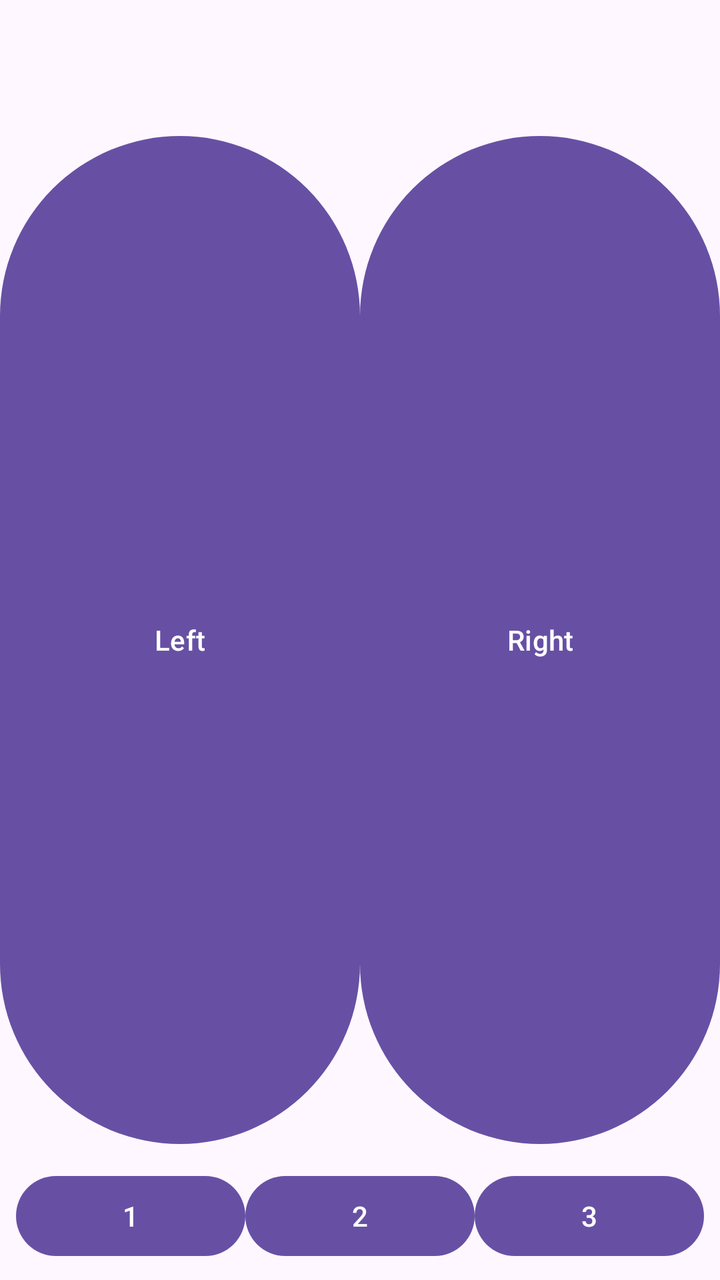
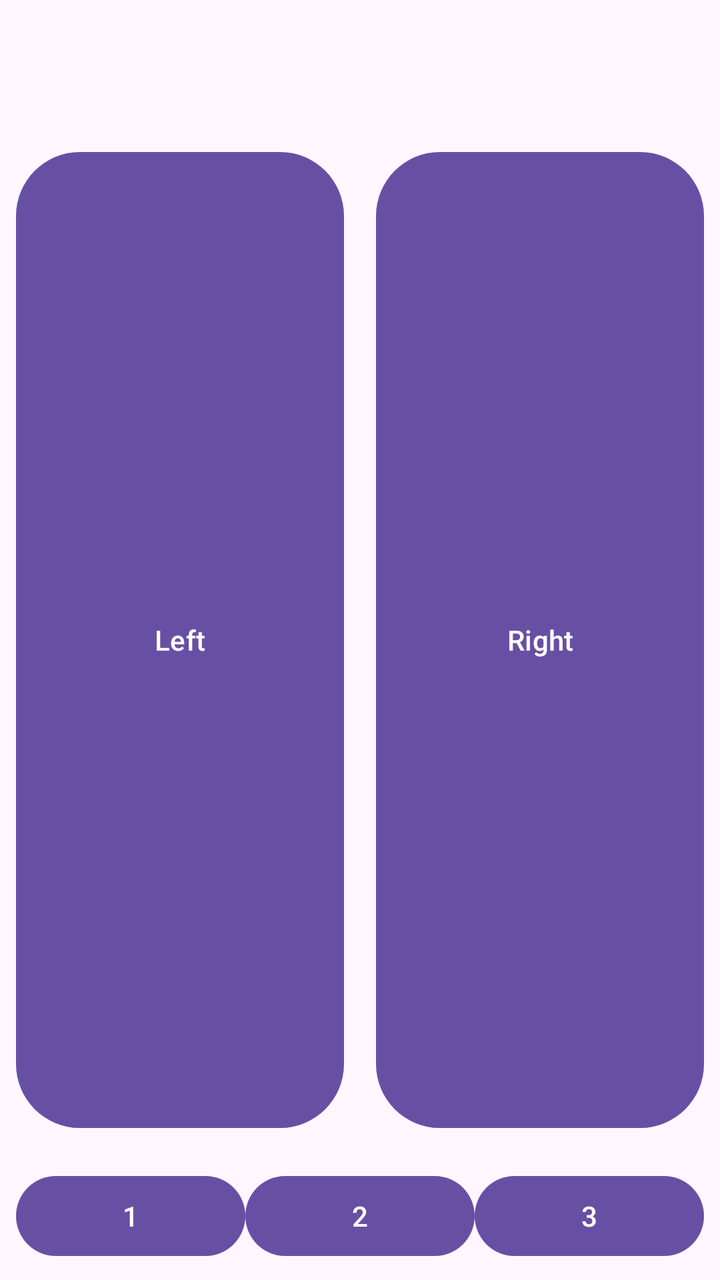

Before-and-after screenshots of an Android layout around one commit, followed by the original layout XML and the change that was made.
<!-- AndroidManifest.xml: activity theme Theme.DPC -->
<!-- res/layout/activity_controller.xml -->
<?xml version="1.0" encoding="utf-8"?>
<androidx.constraintlayout.widget.ConstraintLayout xmlns:android="http://schemas.android.com/apk/res/android"
    xmlns:app="http://schemas.android.com/apk/res-auto"
    xmlns:tools="http://schemas.android.com/tools"
    android:layout_width="match_parent"
    android:layout_height="match_parent"
    android:fitsSystemWindows="true"
    tools:context=".ControllerActivity">

    
    <androidx.appcompat.widget.Toolbar
        android:id="@+id/topToolbar"
        android:layout_width="0dp"
        android:layout_height="wrap_content"
        app:layout_constraintTop_toTopOf="parent"
        app:layout_constraintStart_toStartOf="parent"
        app:layout_constraintEnd_toEndOf="parent" />


    <Button
        android:id="@+id/buttonLeft"
        android:layout_width="0dp"
        android:layout_height="0dp"
        android:text="Left"
        app:layout_constraintTop_toBottomOf="@id/topToolbar"
        app:layout_constraintBottom_toTopOf="@id/bottomButtons"
        app:layout_constraintStart_toStartOf="parent"
        app:layout_constraintEnd_toStartOf="@id/buttonRight"
        app:layout_constraintWidth_percent="0.5"/>

    
    <Button
        android:id="@+id/buttonRight"
        android:layout_width="0dp"
        android:layout_height="0dp"
        android:text="Right"
        app:layout_constraintTop_toBottomOf="@id/topToolbar"
        app:layout_constraintBottom_toTopOf="@id/bottomButtons"
        app:layout_constraintStart_toEndOf="@id/buttonLeft"
        app:layout_constraintEnd_toEndOf="parent"
        app:layout_constraintWidth_percent="0.5"/>

    <LinearLayout
        android:id="@+id/bottomButtons"
        android:layout_width="0dp"
        android:layout_height="wrap_content"
        android:orientation="horizontal"
        android:gravity="center"
        android:padding="8dp"
        app:layout_constraintBottom_toBottomOf="parent"
        app:layout_constraintStart_toStartOf="parent"
        app:layout_constraintEnd_toEndOf="parent">

        <Button
            android:id="@+id/button1"
            android:layout_width="0dp"
            android:layout_height="wrap_content"
            android:layout_weight="1"
            android:text="1"/>

        <Button
            android:id="@+id/button2"
            android:layout_width="0dp"
            android:layout_height="wrap_content"
            android:layout_weight="1"
            android:text="2"/>

        <Button
            android:id="@+id/button3"
            android:layout_width="0dp"
            android:layout_height="wrap_content"
            android:layout_weight="1"
            android:text="3"/>
    </LinearLayout>
</androidx.constraintlayout.widget.ConstraintLayout>
<!-- resources referenced by this layout -->
<resources>
  <style name="Theme.DPC" parent="Base.Theme.DPC" />
  <style name="Base.Theme.DPC" parent="Theme.Material3.DayNight.NoActionBar">
          
          
      </style>
</resources>

<!-- the commit's change to res/layout/activity_controller.xml (unified diff, before → after) -->
@@ -17,28 +17,33 @@
         app:layout_constraintEnd_toEndOf="parent" />
 
 
-    <Button
+    <com.google.android.material.button.MaterialButton
         android:id="@+id/buttonLeft"
         android:layout_width="0dp"
         android:layout_height="0dp"
         android:text="Left"
+        android:layout_margin="8dp"
+        app:cornerRadius="32dp"
+        android:elevation="8dp"
+        app:rippleColor="#FFFFFF"
         app:layout_constraintTop_toBottomOf="@id/topToolbar"
         app:layout_constraintBottom_toTopOf="@id/bottomButtons"
         app:layout_constraintStart_toStartOf="parent"
-        app:layout_constraintEnd_toStartOf="@id/buttonRight"
-        app:layout_constraintWidth_percent="0.5"/>
+        app:layout_constraintEnd_toStartOf="@id/buttonRight" />
 
-    
-    <Button
+    <com.google.android.material.button.MaterialButton
         android:id="@+id/buttonRight"
         android:layout_width="0dp"
         android:layout_height="0dp"
         android:text="Right"
+        android:layout_margin="8dp"
+        app:cornerRadius="32dp"
+        android:elevation="8dp"
+        app:rippleColor="#FFFFFF"
         app:layout_constraintTop_toBottomOf="@id/topToolbar"
         app:layout_constraintBottom_toTopOf="@id/bottomButtons"
         app:layout_constraintStart_toEndOf="@id/buttonLeft"
-        app:layout_constraintEnd_toEndOf="parent"
-        app:layout_constraintWidth_percent="0.5"/>
+        app:layout_constraintEnd_toEndOf="parent" />
 
     <LinearLayout
         android:id="@+id/bottomButtons"
@@ -51,21 +56,21 @@
         app:layout_constraintStart_toStartOf="parent"
         app:layout_constraintEnd_toEndOf="parent">
 
-        <Button
+        <com.google.android.material.button.MaterialButton
             android:id="@+id/button1"
             android:layout_width="0dp"
             android:layout_height="wrap_content"
             android:layout_weight="1"
             android:text="1"/>
 
-        <Button
+        <com.google.android.material.button.MaterialButton
             android:id="@+id/button2"
             android:layout_width="0dp"
             android:layout_height="wrap_content"
             android:layout_weight="1"
             android:text="2"/>
 
-        <Button
+        <com.google.android.material.button.MaterialButton
             android:id="@+id/button3"
             android:layout_width="0dp"
             android:layout_height="wrap_content"
